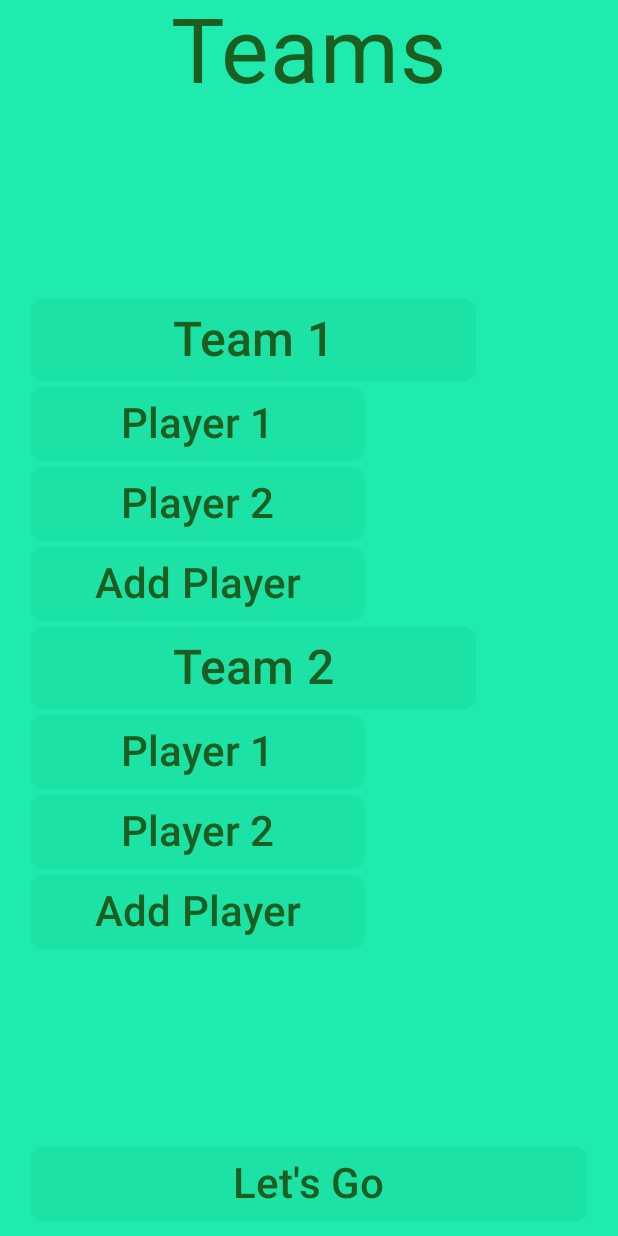
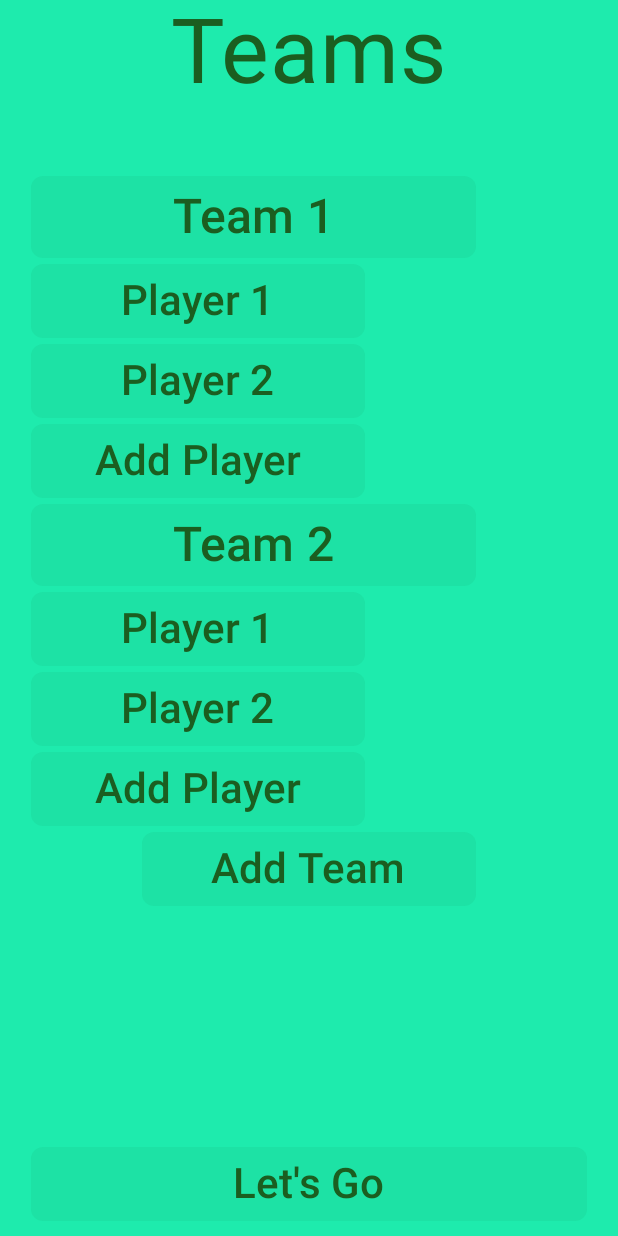
Before and after one commit to gev1997/AliasIT, an Android app built with Jetpack Compose: the screen it shows after launch (MainActivity), after a tap on "Play", on a phone screen of 412 x 824 dp. Run offline under Robolectric (Android 15) with nearby library versions, the phone set to English and light mode, and no system bars.

Commit message:
Implement Add/Remove team functionality in TeamsPage

```diff
--- a/app/src/main/java/com/aliasit/data/Teams.kt
+++ b/app/src/main/java/com/aliasit/data/Teams.kt
@@ -1,4 +1,6 @@
 package com.aliasit.data
+
+import androidx.compose.runtime.mutableStateListOf
 
 class Teams {
     fun getTeam(index: Int): Team {
@@ -7,7 +9,17 @@ class Teams {
         return mTeamsList[index]
     }
 
+    fun addTeam() {
+        if (getCount() < teamsMaxCount())
+            mTeamsList.add(Team(getCount() + 1))
+    }
+
+    fun removeTeam(index: Int) {
+        if (getCount() > teamsMinCount())
+            mTeamsList.removeAt(index)
+    }
+
     fun getCount() = mTeamsList.count()
 
-    private val mTeamsList = MutableList(teamsMinCount()) { index -> Team(index + 1) }
+    private val mTeamsList = mutableStateListOf(Team(1), Team(2))
 }
--- a/app/src/main/java/com/aliasit/ui/TeamsPage.kt
+++ b/app/src/main/java/com/aliasit/ui/TeamsPage.kt
@@ -29,6 +29,8 @@ import androidx.compose.ui.unit.dp
 import androidx.compose.ui.unit.sp
 import com.aliasit.data.playersMaxCount
 import com.aliasit.data.playersMinCount
+import com.aliasit.data.teamsMaxCount
+import com.aliasit.data.teamsMinCount
 
 @Composable
 fun MainActivity.TeamsPage() {
@@ -56,8 +58,15 @@ fun MainActivity.TeamsPage() {
 
                             // Team Column
                             Column(Modifier.fillMaxWidth()) {
-                                Button({ team.setName("New Team name") }, Modifier.width(teamTitleWidth), colors = ButtonDefaults.buttonColors(buttonColor), shape = buttonShape) {
-                                    Text(team.getName(), color = textColor, fontSize = 32.sp)
+                                Row {
+                                    Button({ team.setName("New Team name") }, Modifier.width(teamTitleWidth), colors = ButtonDefaults.buttonColors(buttonColor), shape = buttonShape) {
+                                        Text(team.getName(), color = textColor, fontSize = 32.sp)
+                                    }
+                                    if (teams.getCount() > teamsMinCount()) {
+                                        Button({ teams.removeTeam(teamIndex) }, colors = ButtonDefaults.buttonColors(backgroundColor)) {
+                                            Icon(Icons.Default.Clear, contentDescription = null, tint = textColor)
+                                        }
+                                    }
                                 }
 
                                 Spacer(Modifier.size(4.dp))
@@ -88,7 +97,18 @@ fun MainActivity.TeamsPage() {
                                 }
                             }
                         }
+
+                        if (teams.getCount() < teamsMaxCount()) {
+                            Button({ teams.addTeam() }, Modifier.width(teamPlayerWidth), colors = ButtonDefaults.buttonColors(buttonColor), shape = buttonShape) {
+                                Text("Add Team", color = textColor, fontSize = 28.sp)
+                            }
+                        }
+
+                        Spacer(Modifier.size(20.dp))
                     }
+
+                    Spacer(Modifier.size(0.dp))
+                    Spacer(Modifier.size(0.dp))
 
                     // Play Column
                     Column(Modifier.fillMaxWidth(), horizontalAlignment = Alignment.CenterHorizontally) {
```
